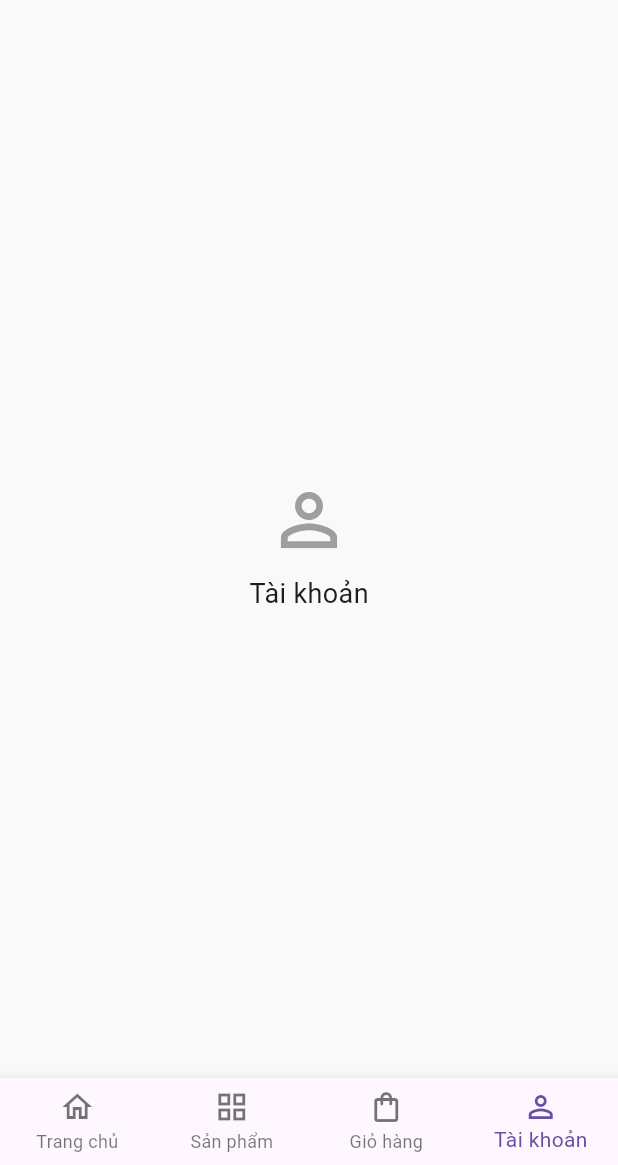
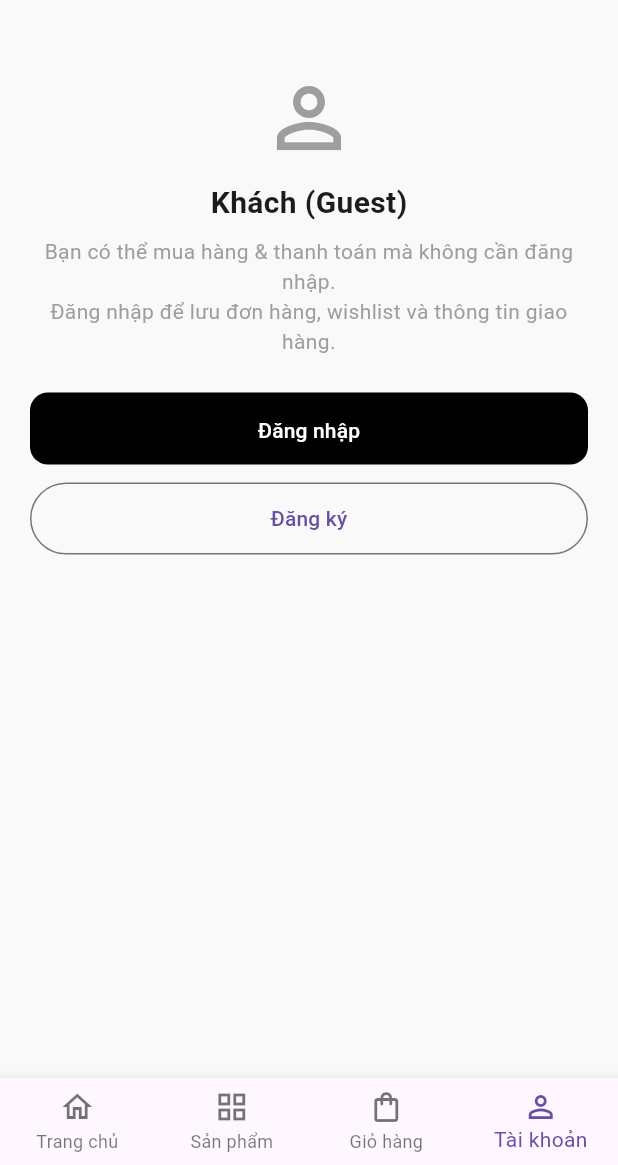
Before and after one commit to Zuwuyy19/nhom4_muasamthoitrangonline, a Flutter app: the screen it shows after launch, item 4 of the bottom bar chosen, on a phone screen of 412 x 824 dp, the part 71-1236 px from its top. Run offline on Flutter 3.47's test engine with Material 3 defaults, Android fonts, the phone set to English and light mode, and no system bars; our stand-ins replace firebase_auth, firebase_core, firebase_database, flutter_map, geolocator, latlong2 and 1 more; accounts and stored records are empty; network calls fail.

Commit message:
update trang dang ky dang nhap chua hoan thien

```diff
--- a/lib/features/home/screens/home_screen.dart
+++ b/lib/features/home/screens/home_screen.dart
@@ -1,11 +1,16 @@
-// lib/home/screens/home_screen.dart
+// lib/features/home/screens/home_screen.dart
 
 import 'package:flutter/material.dart';
 import 'package:firebase_database/firebase_database.dart';
+import 'package:firebase_auth/firebase_auth.dart';
 
 import '../../product/widgets/product_card.dart';
 import '../../product/screens/product_detail_screen.dart';
 import '../../cart/screens/cart_screen.dart';
+
+// ✅ Auth screens (chỉnh path nếu khác)
+import '../../auth/screens/login_screen.dart';
+import '../../auth/screens/register_screen.dart';
 
 final DatabaseReference _productsRef = FirebaseDatabase.instance.ref('products');
 final DatabaseReference _categoriesRef = FirebaseDatabase.instance.ref('categories');
@@ -104,6 +109,86 @@ class _HomeScreenState extends State<HomeScreen> {
     );
   }
 
+  Widget _accountTab() {
+    final user = FirebaseAuth.instance.currentUser;
+    final isGuest = (user == null);
+
+    return SingleChildScrollView(
+      padding: const EdgeInsets.all(20),
+      child: Column(
+        children: [
+          const SizedBox(height: 18),
+          const Icon(Icons.person_outline, size: 64, color: Colors.grey),
+          const SizedBox(height: 10),
+          Text(
+            isGuest ? 'Khách (Guest)' : 'Tài khoản',
+            style: const TextStyle(fontSize: 20, fontWeight: FontWeight.bold),
+          ),
+          const SizedBox(height: 8),
+          Text(
+            isGuest
+                ? 'Bạn có thể mua hàng & thanh toán mà không cần đăng nhập.\n'
+                  'Đăng nhập để lưu đơn hàng, wishlist và thông tin giao hàng.'
+                : (user.email ?? ''),
+            textAlign: TextAlign.center,
+            style: const TextStyle(color: Colors.grey, height: 1.4),
+          ),
+          const SizedBox(height: 24),
+
+          if (isGuest) ...[
+            SizedBox(
+              width: double.infinity,
+              height: 48,
+              child: ElevatedButton(
+                onPressed: () async {
+                  await Navigator.push(
+                    context,
+                    MaterialPageRoute(builder: (_) => const LoginScreen()),
+                  );
+                  if (!mounted) return;
+                  setState(() {}); // refresh lại tab sau khi quay về
+                },
+                child: const Text('Đăng nhập'),
+              ),
+            ),
+            const SizedBox(height: 12),
+            SizedBox(
+              width: double.infinity,
+              height: 48,
+              child: OutlinedButton(
+                onPressed: () async {
+                  await Navigator.push(
+                    context,
+                    MaterialPageRoute(builder: (_) => const RegisterScreen()),
+                  );
+                  if (!mounted) return;
+                  setState(() {}); // refresh lại tab sau khi quay về
+                },
+                child: const Text('Đăng ký'),
+              ),
+            ),
+          ] else ...[
+            SizedBox(
+              width: double.infinity,
+              height: 48,
+              child: ElevatedButton(
+                onPressed: () async {
+                  await FirebaseAuth.instance.signOut();
+                  if (!mounted) return;
+                  ScaffoldMessenger.of(context).showSnackBar(
+                    const SnackBar(content: Text('Đã đăng xuất')),
+                  );
+                  setState(() {});
+                },
+                child: const Text('Đăng xuất'),
+              ),
+            ),
+          ],
+        ],
+      ),
+    );
+  }
+
   @override
   Widget build(BuildContext context) {
     return Scaffold(
@@ -142,7 +227,10 @@ class _HomeScreenState extends State<HomeScreen> {
                 top: 8,
                 child: Container(
                   padding: const EdgeInsets.all(2),
-                  decoration: const BoxDecoration(color: Colors.red, shape: BoxShape.circle),
+                  decoration: const BoxDecoration(
+                    color: Colors.red,
+                    shape: BoxShape.circle,
+                  ),
                   constraints: const BoxConstraints(minWidth: 16, minHeight: 16),
                   child: const Text(
                     '2',
@@ -179,16 +267,7 @@ class _HomeScreenState extends State<HomeScreen> {
       case 2:
         return const CartScreen();
       case 3:
-        return Center(
-          child: Column(
-            mainAxisSize: MainAxisSize.min,
-            children: const [
-              Icon(Icons.person_outline, size: 56, color: Colors.grey),
-              SizedBox(height: 8),
-              Text('Tài khoản', style: TextStyle(fontSize: 18)),
-            ],
-          ),
-        );
+        return _accountTab();
       default:
         return _homeContent();
     }
@@ -246,7 +325,12 @@ class _HomeScreenState extends State<HomeScreen> {
             stream: _productsRef.onValue,
             builder: (context, snapshot) {
               if (snapshot.connectionState == ConnectionState.waiting) {
-                return const Center(child: Padding(padding: EdgeInsets.only(top: 30), child: CircularProgressIndicator()));
+                return const Center(
+                  child: Padding(
+                    padding: EdgeInsets.only(top: 30),
+                    child: CircularProgressIndicator(),
+                  ),
+                );
               }
               if (snapshot.hasError) return _noData('Lỗi tải dữ liệu: ${snapshot.error}');
               final all = _parseProducts(snapshot.data?.snapshot.value);
--- a/lib/main.dart
+++ b/lib/main.dart
@@ -1,21 +1,20 @@
 import 'package:flutter/material.dart';
-// Thay đổi đường dẫn import bên dưới tùy theo nơi bạn lưu file HomeScreen
+import 'package:firebase_core/firebase_core.dart';
+
+import 'firebase_options.dart';
 import 'features/home/screens/home_screen.dart';
-import 'package:firebase_core/firebase_core.dart';
-import 'firebase_options.dart';
 
-void main() async{
-  // <--- THÊM DÒNG NÀY ĐỂ ĐẢM BẢO FIREBASE KHỞI TẠO ĐÚNG CÁCH
+void main() async {
   WidgetsFlutterBinding.ensureInitialized();
 
   await Firebase.initializeApp(
     options: DefaultFirebaseOptions.currentPlatform,
   );
+
   runApp(const MyApp());
 }
 
 class MyApp extends StatelessWidget {
-  // ... (Giữ nguyên code)
   const MyApp({super.key});
 
   @override
@@ -23,7 +22,6 @@ class MyApp extends StatelessWidget {
     return MaterialApp(
       debugShowCheckedModeBanner: false,
       title: 'Fashion Store',
-
       theme: ThemeData(
         primaryColor: Colors.black,
         scaffoldBackgroundColor: const Color(0xFFF9F9F9),
@@ -36,7 +34,7 @@ class MyApp extends StatelessWidget {
           titleTextStyle: TextStyle(
             color: Colors.black,
             fontSize: 20,
-            fontWeight: FontWeight.bold
+            fontWeight: FontWeight.bold,
           ),
         ),
         elevatedButtonTheme: ElevatedButtonThemeData(
@@ -58,8 +56,8 @@ class MyApp extends StatelessWidget {
             borderSide: BorderSide.none,
           ),
           enabledBorder: OutlineInputBorder(
-              borderRadius: BorderRadius.circular(12),
-              borderSide: BorderSide.none,
+            borderRadius: BorderRadius.circular(12),
+            borderSide: BorderSide.none,
           ),
           focusedBorder: OutlineInputBorder(
             borderRadius: BorderRadius.circular(12),
@@ -69,7 +67,8 @@ class MyApp extends StatelessWidget {
         ),
       ),
 
-      home: const HomeScreen(), // Thêm const để tối ưu hóa
+      // ✅ Vào app là Home, KHÔNG ép đăng nhập
+      home: const HomeScreen(),
     );
   }
 }
--- a/lib/routes/app_routes.dart
+++ b/lib/routes/app_routes.dart
@@ -0,0 +1,5 @@
+class AppRoutes {
+  static const login = "/login";
+  static const register = "/register";
+  static const home = "/home";
+}
--- a/pubspec.yaml
+++ b/pubspec.yaml
@@ -45,6 +45,8 @@ dependencies:
   image_picker: ^1.2.1
   firebase_core: ^4.2.1
   firebase_database: ^12.1.0
+  cloud_firestore: ^6.1.1
+  firebase_auth: ^6.1.3
 
 dev_dependencies:
   flutter_test:
```
Also changed, not shown: lib/features/auth/auth_service.dart (added, +47 -0 lines), lib/features/auth/screens/login_screen.dart (+150 -0 lines), lib/features/auth/screens/register_screen.dart (+200 -0 lines), lib/firebase_options.dart, pubspec.lock, 3 other files.
